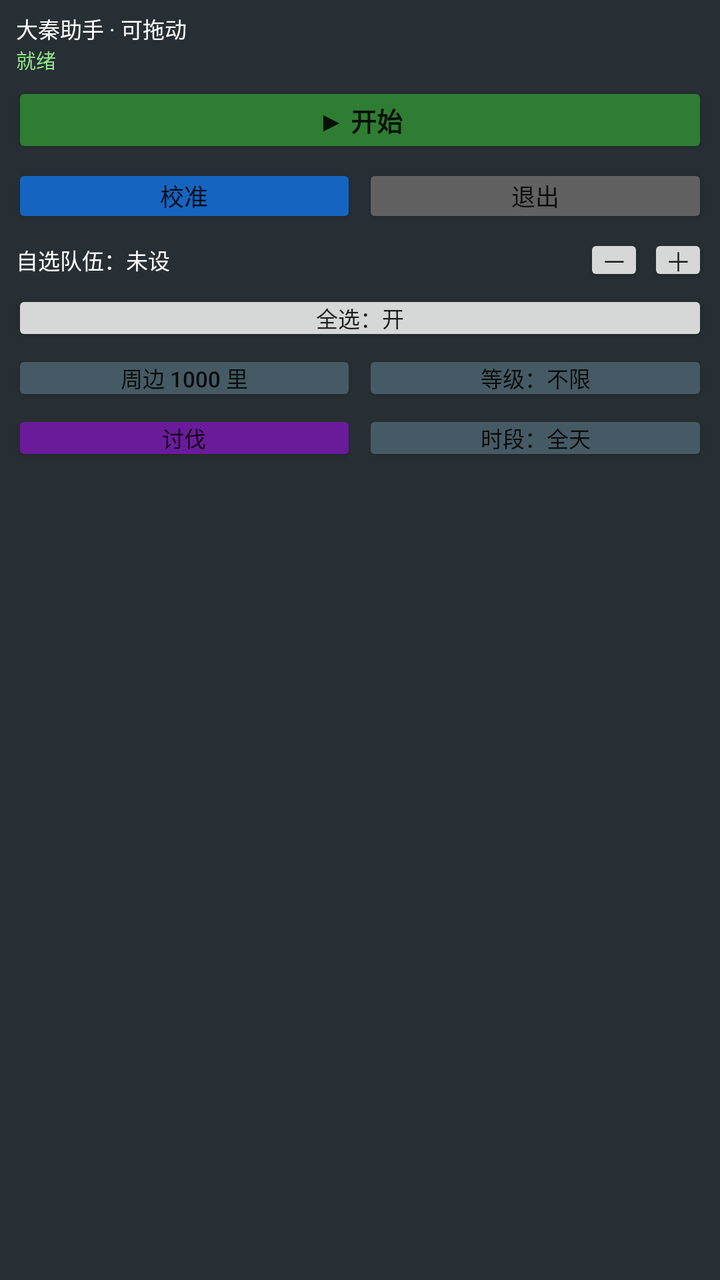
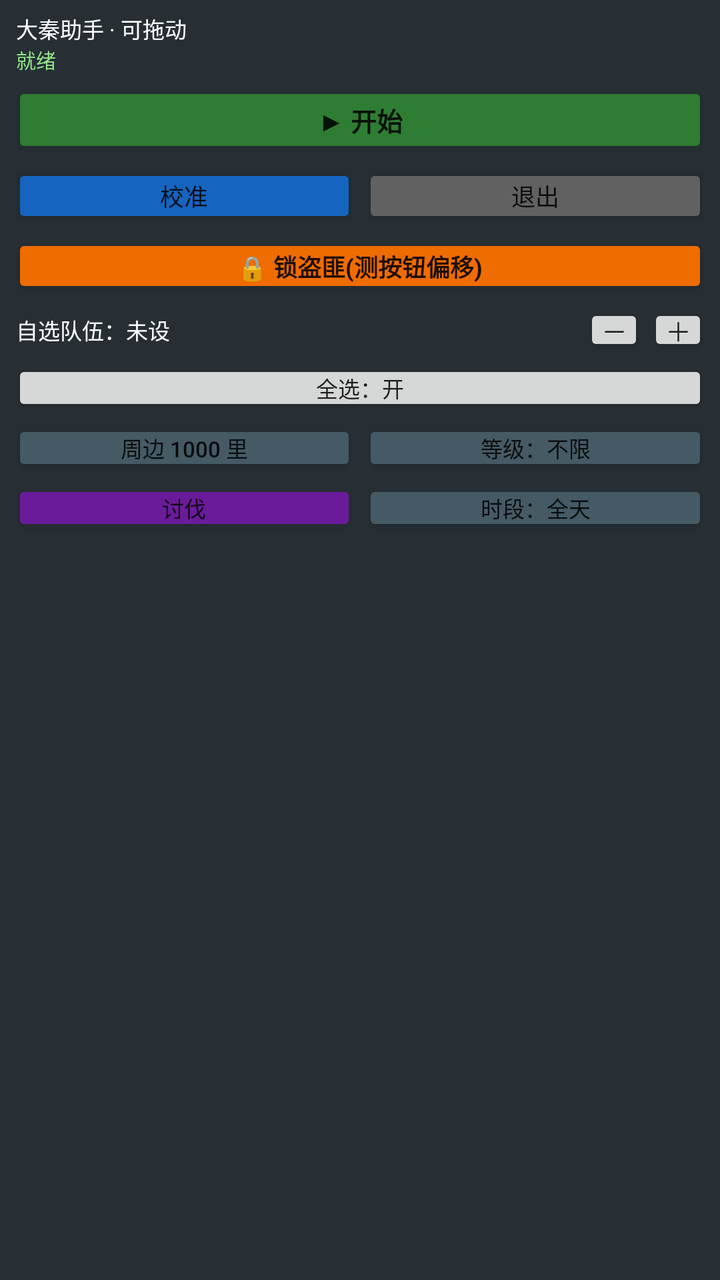

The first picture is an Android layout as it rendered before a commit; the second is the same layout after the commit. The layout source and the unified diff follow.
<!-- AndroidManifest.xml: application theme Theme.DaQinHelper -->
<!-- res/layout/overlay_window.xml -->
<?xml version="1.0" encoding="utf-8"?>
<LinearLayout xmlns:android="http://schemas.android.com/apk/res/android"
    android:id="@+id/overlay_root"
    android:layout_width="wrap_content"
    android:layout_height="wrap_content"
    android:orientation="vertical"
    android:background="#E6111A20"
    android:padding="6dp"
    android:minWidth="132dp">

    <TextView
        android:id="@+id/tv_title"
        android:layout_width="wrap_content"
        android:layout_height="wrap_content"
        android:text="大秦助手 · 可拖动"
        android:textColor="#FFFFFF"
        android:textSize="11sp"
        android:paddingStart="2dp"
        android:paddingEnd="2dp" />

    <TextView
        android:id="@+id/tv_status"
        android:layout_width="wrap_content"
        android:layout_height="wrap_content"
        android:text="就绪"
        android:textColor="#8FE388"
        android:textSize="10sp"
        android:maxWidth="150dp"
        android:paddingStart="2dp"
        android:paddingEnd="2dp" />

    <Button
        android:id="@+id/btn_toggle"
        android:layout_width="match_parent"
        android:layout_height="38dp"
        android:layout_marginTop="4dp"
        android:text="▶ 开始"
        android:textSize="13sp"
        android:textStyle="bold"
        android:padding="0dp"
        android:minWidth="0dp"
        android:minHeight="0dp"
        android:backgroundTint="#2E7D32" />

    <LinearLayout
        android:layout_width="match_parent"
        android:layout_height="wrap_content"
        android:orientation="horizontal"
        android:layout_marginTop="3dp">

        <Button
            android:id="@+id/btn_calib"
            android:layout_width="0dp"
            android:layout_weight="1"
            android:layout_height="32dp"
            android:text="校准"
            android:textSize="12sp"
            android:padding="0dp"
            android:minWidth="0dp"
            android:minHeight="0dp"
            android:backgroundTint="#1565C0" />

        <Button
            android:id="@+id/btn_exit"
            android:layout_width="0dp"
            android:layout_weight="1"
            android:layout_height="32dp"
            android:layout_marginStart="3dp"
            android:text="退出"
            android:textSize="12sp"
            android:padding="0dp"
            android:minWidth="0dp"
            android:minHeight="0dp"
            android:backgroundTint="#616161" />
    </LinearLayout>

    <LinearLayout
        android:layout_width="match_parent"
        android:layout_height="wrap_content"
        android:orientation="horizontal"
        android:gravity="center_vertical"
        android:layout_marginTop="3dp">

        <TextView
            android:id="@+id/tv_troop"
            android:layout_width="0dp"
            android:layout_weight="1"
            android:layout_height="wrap_content"
            android:text="自选队伍：未设"
            android:textColor="#FFFFFF"
            android:textSize="11sp"
            android:paddingStart="2dp" />

        <Button
            android:id="@+id/btn_minus"
            android:layout_width="30dp"
            android:layout_height="26dp"
            android:text="－"
            android:textSize="13sp"
            android:padding="0dp"
            android:minWidth="0dp"
            android:minHeight="0dp" />

        <Button
            android:id="@+id/btn_plus"
            android:layout_width="30dp"
            android:layout_height="26dp"
            android:text="＋"
            android:textSize="13sp"
            android:padding="0dp"
            android:minWidth="0dp"
            android:minHeight="0dp"
            android:layout_marginStart="2dp" />
    </LinearLayout>

    <Button
        android:id="@+id/btn_troop_toggle"
        android:layout_width="match_parent"
        android:layout_height="28dp"
        android:layout_marginTop="2dp"
        android:text="全选：开"
        android:textSize="11sp"
        android:padding="0dp"
        android:minWidth="0dp"
        android:minHeight="0dp" />

    <LinearLayout
        android:layout_width="match_parent"
        android:layout_height="wrap_content"
        android:orientation="horizontal"
        android:layout_marginTop="2dp">

        <Button
            android:id="@+id/btn_search"
            android:layout_width="0dp"
            android:layout_weight="1"
            android:layout_height="28dp"
            android:text="周边 1000 里"
            android:textSize="11sp"
            android:padding="0dp"
            android:minWidth="0dp"
            android:minHeight="0dp"
            android:backgroundTint="#455A64" />

        <Button
            android:id="@+id/btn_level"
            android:layout_width="0dp"
            android:layout_weight="1"
            android:layout_height="28dp"
            android:layout_marginStart="3dp"
            android:text="等级：不限"
            android:textSize="11sp"
            android:padding="0dp"
            android:minWidth="0dp"
            android:minHeight="0dp"
            android:backgroundTint="#455A64" />
    </LinearLayout>

    <LinearLayout
        android:layout_width="match_parent"
        android:layout_height="wrap_content"
        android:orientation="horizontal"
        android:layout_marginTop="2dp">

        <Button
            android:id="@+id/btn_mode"
            android:layout_width="0dp"
            android:layout_weight="1"
            android:layout_height="28dp"
            android:text="讨伐"
            android:textSize="11sp"
            android:padding="0dp"
            android:minWidth="0dp"
            android:minHeight="0dp"
            android:backgroundTint="#6A1B9A" />

        <Button
            android:id="@+id/btn_act"
            android:layout_width="0dp"
            android:layout_weight="1"
            android:layout_height="28dp"
            android:layout_marginStart="3dp"
            android:text="时段：全天"
            android:textSize="11sp"
            android:padding="0dp"
            android:minWidth="0dp"
            android:minHeight="0dp"
            android:backgroundTint="#455A64" />
    </LinearLayout>
</LinearLayout>
<!-- resources referenced by this layout -->
<resources>
  <style name="Theme.DaQinHelper" parent="Theme.AppCompat.Light.NoActionBar">
          <item name="colorPrimary">@color/purple_500</item>
          <item name="colorPrimaryDark">@color/purple_700</item>
          <item name="colorAccent">@color/teal_200</item>
      </style>
  <color name="purple_500">#6A5ACD</color>
  <color name="purple_700">#483D8B</color>
  <color name="teal_200">#80CBC4</color>
</resources>

<!-- the commit's change to res/layout/overlay_window.xml (unified diff, before → after) -->
@@ -74,6 +74,19 @@
             android:backgroundTint="#616161" />
     </LinearLayout>
 
+    <Button
+        android:id="@+id/btn_lock"
+        android:layout_width="match_parent"
+        android:layout_height="32dp"
+        android:layout_marginTop="3dp"
+        android:text="🔒 锁盗匪(测按钮偏移)"
+        android:textSize="12sp"
+        android:textStyle="bold"
+        android:padding="0dp"
+        android:minWidth="0dp"
+        android:minHeight="0dp"
+        android:backgroundTint="#EF6C00" />
+
     <LinearLayout
         android:layout_width="match_parent"
         android:layout_height="wrap_content"
